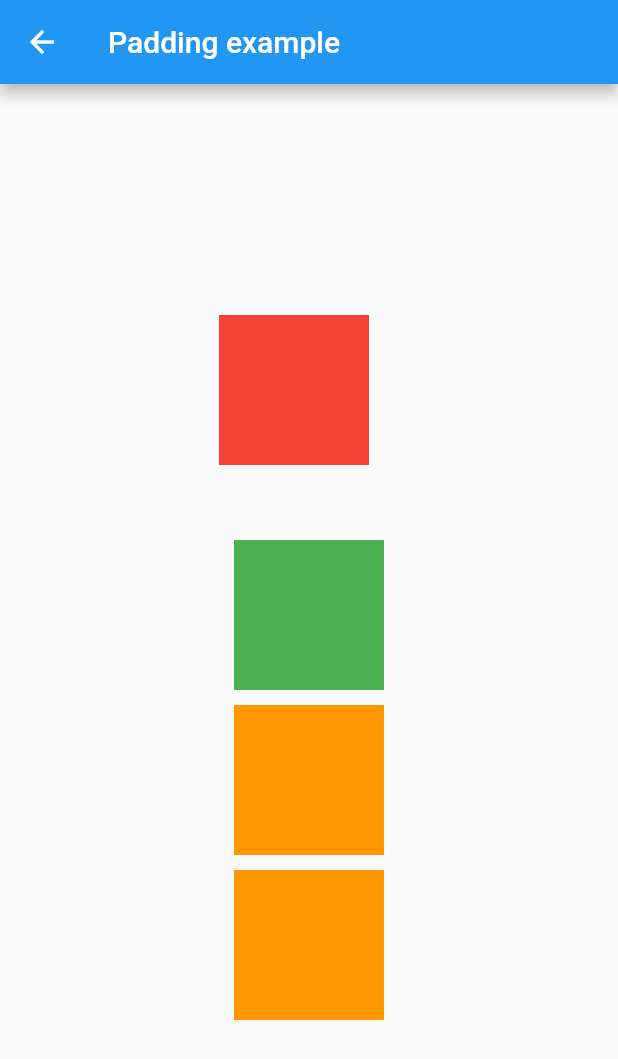
After one commit to JunAILiang/flutter_code, a Flutter app: the PaddingExample screen opened directly, on a phone screen of 412 x 824 dp. The commit adds this screen. Shown: the top 1059 px of the screen. Run offline on Flutter 3.47's test engine with Material 2 defaults, Android fonts, the phone set to English and light mode, and no system bars.

Commit message:
add Padding and AnimatedPadding example

```diff
--- /dev/null
+++ b/lib/PaddingExample/PaddingExample.dart
@@ -0,0 +1,62 @@
+import 'package:flutter/material.dart';
+
+class PaddingExample extends StatefulWidget {
+  @override
+  _PaddingExampleState createState() => _PaddingExampleState();
+}
+
+class _PaddingExampleState extends State<PaddingExample> {
+  @override
+  Widget build(BuildContext context) {
+    return Scaffold(
+      appBar: AppBar(
+        title: Text("Padding example"),
+      ),
+      body: Center(
+        child: Column(
+          mainAxisAlignment: MainAxisAlignment.center,
+          children: [
+            Padding(
+              padding: EdgeInsets.fromLTRB(10, 20, 30, 40),
+              child: Container(
+                width: 100,
+                height: 100,
+                color: Colors.red,
+              ),
+            ),
+            Padding(
+              padding: EdgeInsets.all(10),
+              child: Container(
+                width: 100,
+                height: 100,
+                color: Colors.green,
+              ),
+            ),
+            Padding(
+              padding: EdgeInsets.only(
+                  left: 10,
+                  right: 10
+              ),
+              child: Container(
+                width: 100,
+                height: 100,
+                color: Colors.orange,
+              ),
+            ),
+            Padding(
+              padding: EdgeInsets.symmetric(
+                  vertical: 10,
+                  horizontal: 10
+              ),
+              child: Container(
+                width: 100,
+                height: 100,
+                color: Colors.orange,
+              ),
+            )
+          ],
+        ),
+      ),
+    );
+  }
+}
```
Also changed, not shown: lib/AnimatedPaddingExample/AnimatedPaddingExample.dart (added, +45 -0 lines), lib/main.dart (+10 -0 lines).
